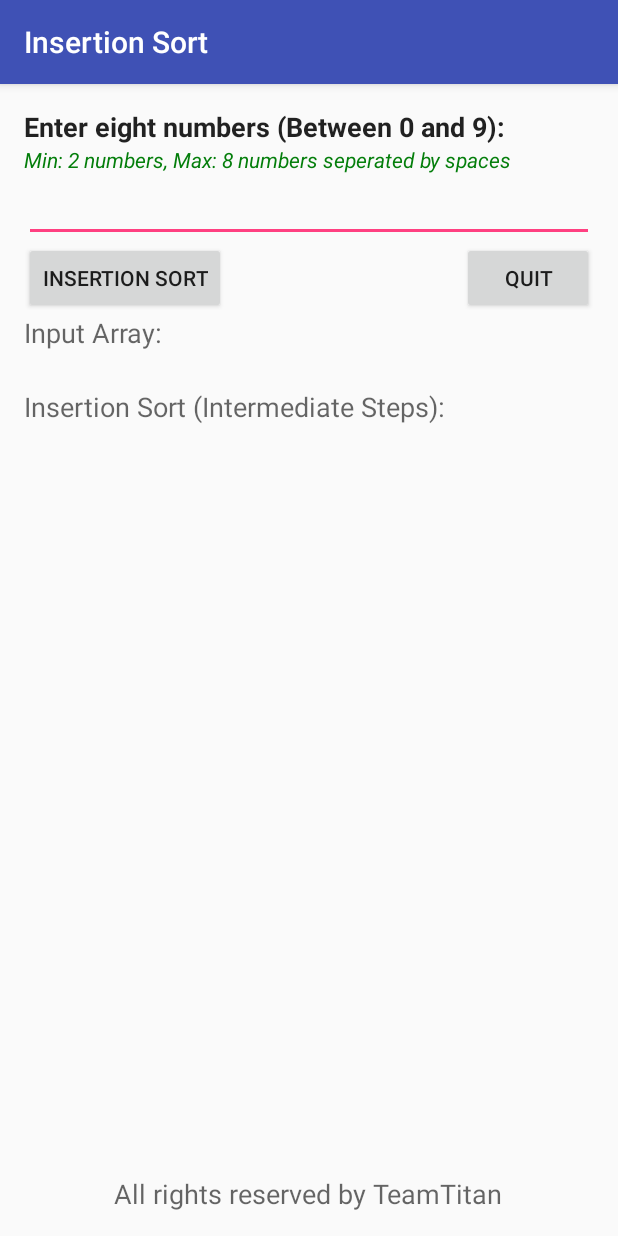
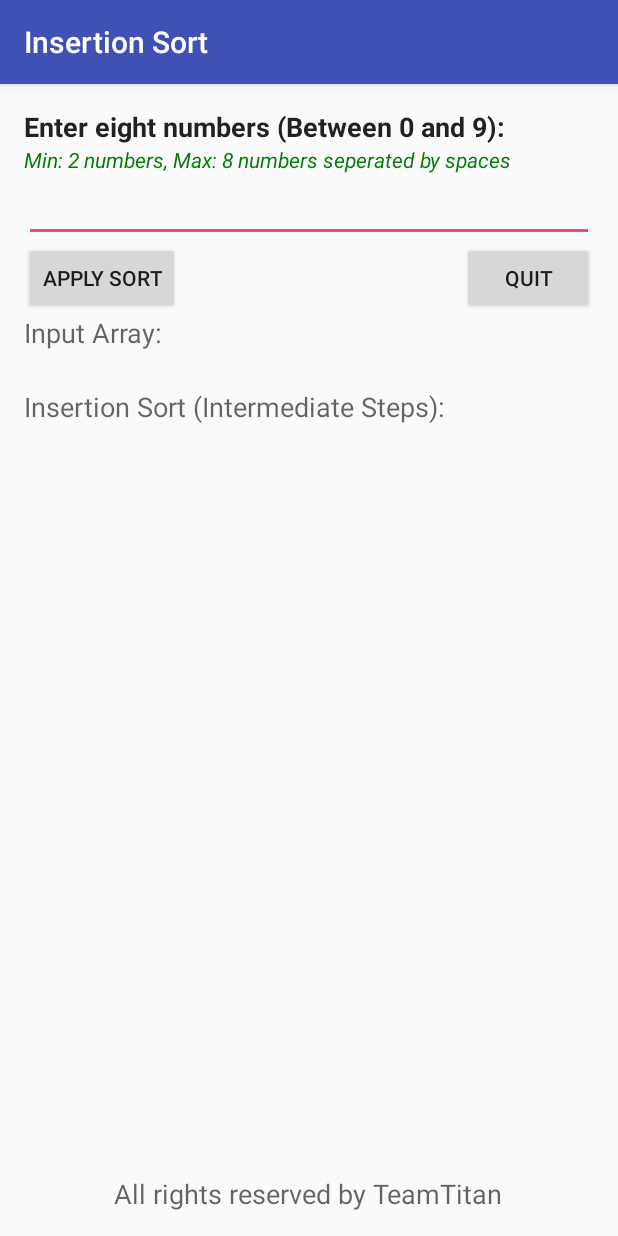
Before and after one commit to ynoorcsu/InsertionSortApp, an Android app: the screen it shows after launch (MainActivity), on a phone screen of 412 x 824 dp. Run offline under Robolectric (Android 15) with nearby library versions, the phone set to English and light mode, and no system bars.

Commit message:
Rename sort button to use 'Apply Sort'

```diff
--- a/app/src/main/res/layout/activity_main.xml
+++ b/app/src/main/res/layout/activity_main.xml
@@ -35,7 +35,7 @@
     <Button
         android:layout_width="wrap_content"
         android:layout_height="wrap_content"
-        android:text="Insertion Sort"
+        android:text="Apply Sort"
         android:id="@+id/btnSort"
         android:onClick="cmdInsertionSort"
         android:layout_below="@+id/txtInput"
```
